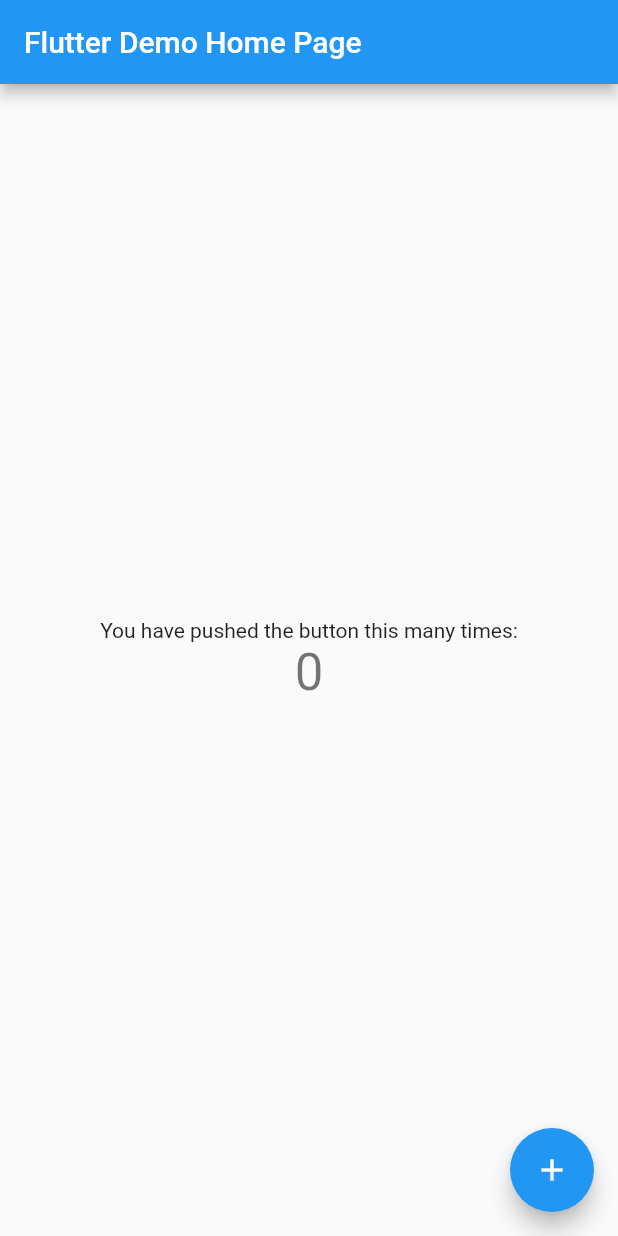
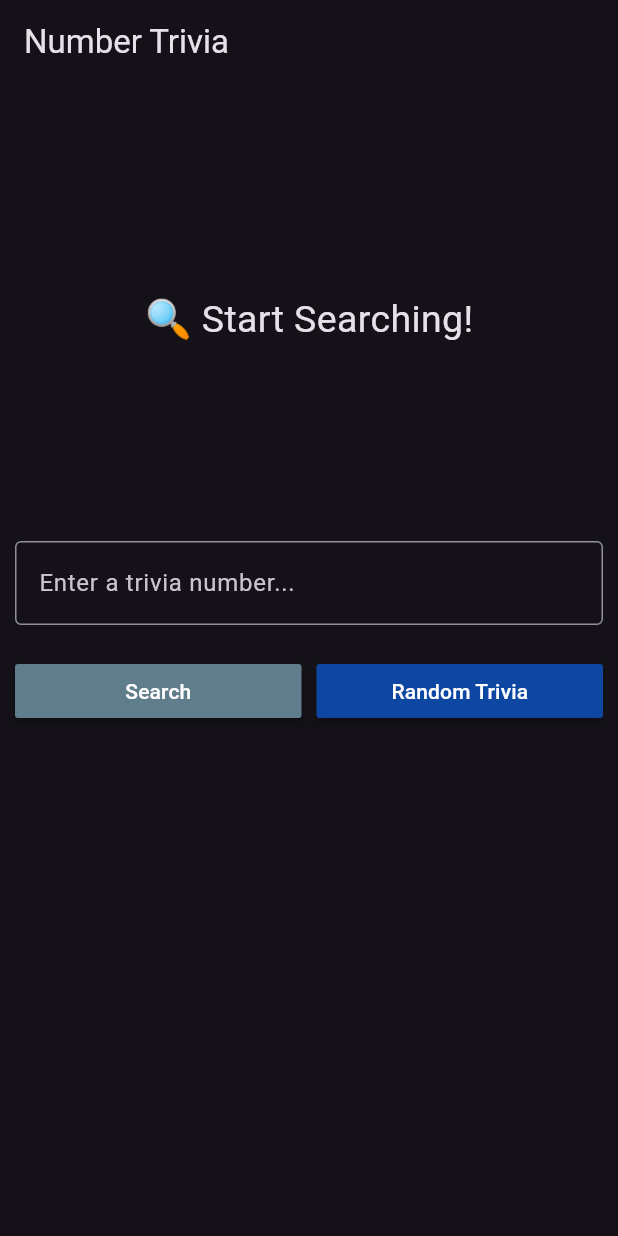
Before and after one commit to Imnmania/Flutter_Clean_Architecture_Example, a Flutter app: the screen it shows after launch, on a phone screen of 412 x 824 dp. Run offline on Flutter 3.47's test engine with Material 2 defaults, Android fonts, the phone set to English and light mode, and no system bars; our stand-ins replace dartz, equatable, flutter_bloc, get_it, shared_preferences; missing offline and left inert: data_connection_checker_nulls.

Commit message:
number trivia screen added

```diff
--- /dev/null
+++ b/lib/features/number_trivia/presentation/pages/number_trivia_page.dart
@@ -0,0 +1,121 @@
+import 'package:flutter/material.dart';
+import 'package:flutter_bloc/flutter_bloc.dart';
+import 'package:number_trivia/features/number_trivia/presentation/bloc/number_trivia_bloc.dart';
+import '../widgets/number_trivia_widgets.dart';
+
+import '../../../../injection_container.dart';
+
+class NumberTriviaPage extends StatelessWidget {
+  const NumberTriviaPage({super.key});
+
+  @override
+  Widget build(BuildContext context) {
+    return Scaffold(
+      appBar: AppBar(
+        title: const Text('Number Trivia'),
+      ),
+      body: BlocProvider(
+        create: (context) => sl<NumberTriviaBloc>(),
+        child: Padding(
+          padding: const EdgeInsets.all(10.0),
+          child: Column(
+            crossAxisAlignment: CrossAxisAlignment.stretch,
+            children: [
+              const SizedBox(height: 10),
+              BlocBuilder<NumberTriviaBloc, NumberTriviaState>(
+                builder: (context, state) {
+                  if (state is EmptyState) {
+                    return const MessageDisplayWidget(
+                      message: '🔍 Start Searching!',
+                    );
+                  } else if (state is ErrorState) {
+                    return MessageDisplayWidget(
+                      message: '⚠️ ${state.errorMessage}',
+                    );
+                  } else if (state is LoadingState) {
+                    return const LoadingWidget();
+                  } else if (state is LoadedState) {
+                    return TriviaDisplayWidget(
+                      numberTrivia: state.trivia,
+                    );
+                  }
+                  return SizedBox(
+                    height: MediaQuery.of(context).size.height / 3,
+                    child: const Placeholder(),
+                  );
+                },
+              ),
+              const SizedBox(height: 10),
+              const TriviaControlWidget(),
+              const SizedBox(height: 10),
+            ],
+          ),
+        ),
+      ),
+    );
+  }
+}
+
+class TriviaControlWidget extends StatefulWidget {
+  const TriviaControlWidget({
+    super.key,
+  });
+
+  @override
+  State<TriviaControlWidget> createState() => _TriviaControlWidgetState();
+}
+
+class _TriviaControlWidgetState extends State<TriviaControlWidget> {
+  @override
+  Widget build(BuildContext context) {
+    String inputStr = '';
+
+    return Column(
+      mainAxisSize: MainAxisSize.min,
+      children: [
+        Flexible(
+          child: TextField(
+            keyboardType: TextInputType.number,
+            decoration: const InputDecoration(
+              labelText: 'Enter a trivia number...',
+              border: OutlineInputBorder(),
+            ),
+            onChanged: (value) {
+              inputStr = value;
+            },
+          ),
+        ),
+        const SizedBox(height: 20),
+        Row(
+          mainAxisSize: MainAxisSize.min,
+          children: [
+            Expanded(
+              child: MaterialButton(
+                color: Colors.blueGrey,
+                child: const Text('Search'),
+                onPressed: () {
+                  context
+                      .read<NumberTriviaBloc>()
+                      .add(GetTriviaForConcreteNumberEvent(inputStr));
+                  setState(() {});
+                },
+              ),
+            ),
+            const SizedBox(width: 10),
+            Expanded(
+              child: MaterialButton(
+                color: Colors.blue.shade900,
+                child: const Text('Random Trivia'),
+                onPressed: () {
+                  context
+                      .read<NumberTriviaBloc>()
+                      .add(GetTriviaForRandomNumberEvent());
+                },
+              ),
+            ),
+          ],
+        ),
+      ],
+    );
+  }
+}
--- /dev/null
+++ b/lib/features/number_trivia/presentation/widgets/message_display_widget.dart
@@ -0,0 +1,24 @@
+import 'package:flutter/material.dart';
+
+class MessageDisplayWidget extends StatelessWidget {
+  final String message;
+  const MessageDisplayWidget({
+    required this.message,
+    super.key,
+  });
+
+  @override
+  Widget build(BuildContext context) {
+    return Center(
+      child: SizedBox(
+        height: MediaQuery.of(context).size.height / 3,
+        child: Center(
+          child: Text(
+            message,
+            style: const TextStyle(fontSize: 25),
+          ),
+        ),
+      ),
+    );
+  }
+}
--- /dev/null
+++ b/lib/features/number_trivia/presentation/widgets/number_trivia_widgets.dart
@@ -0,0 +1,3 @@
+export 'loading_widget.dart';
+export 'message_display_widget.dart';
+export 'trivia_display_widget.dart';
--- a/lib/main.dart
+++ b/lib/main.dart
@@ -1,7 +1,9 @@
 import 'package:flutter/material.dart';
+import 'package:number_trivia/features/number_trivia/presentation/pages/number_trivia_page.dart';
 import 'injection_container.dart' as di;
 
 void main() async {
+  WidgetsFlutterBinding.ensureInitialized();
   await di.getItInit();
   runApp(const MyApp());
 }
@@ -12,58 +14,11 @@ class MyApp extends StatelessWidget {
   @override
   Widget build(BuildContext context) {
     return MaterialApp(
-      title: 'Flutter Demo',
-      theme: ThemeData(
-        primarySwatch: Colors.blue,
+      debugShowCheckedModeBanner: false,
+      theme: ThemeData.dark(
+        useMaterial3: true,
       ),
-      home: const MyHomePage(title: 'Flutter Demo Home Page'),
+      home: const NumberTriviaPage(),
     );
   }
 }
-
-class MyHomePage extends StatefulWidget {
-  const MyHomePage({super.key, required this.title});
-
-  final String title;
-
-  @override
-  State<MyHomePage> createState() => _MyHomePageState();
-}
-
-class _MyHomePageState extends State<MyHomePage> {
-  int _counter = 0;
-
-  void _incrementCounter() {
-    setState(() {
-      _counter++;
-    });
-  }
-
-  @override
-  Widget build(BuildContext context) {
-    return Scaffold(
-      appBar: AppBar(
-        title: Text(widget.title),
-      ),
-      body: Center(
-        child: Column(
-          mainAxisAlignment: MainAxisAlignment.center,
-          children: <Widget>[
-            const Text(
-              'You have pushed the button this many times:',
-            ),
-            Text(
-              '$_counter',
-              style: Theme.of(context).textTheme.headlineMedium,
-            ),
-          ],
-        ),
-      ),
-      floatingActionButton: FloatingActionButton(
-        onPressed: _incrementCounter,
-        tooltip: 'Increment',
-        child: const Icon(Icons.add),
-      ),
-    );
-  }
-}
```
Also changed, not shown: lib/features/number_trivia/presentation/bloc/number_trivia_bloc.dart (+7 -5 lines), lib/features/number_trivia/presentation/widgets/loading_widget.dart (added, +17 -0 lines), lib/features/number_trivia/presentation/widgets/trivia_display_widget.dart (added, +36 -0 lines).
